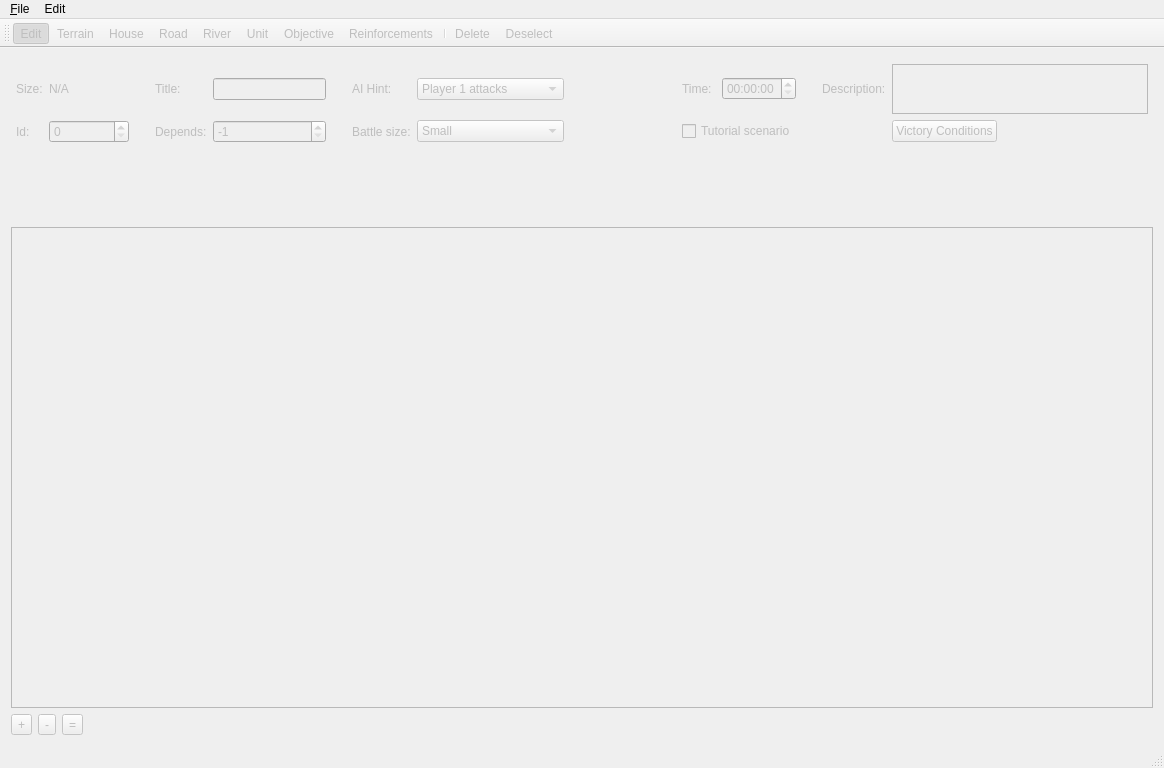
Old version of the form EditorMainWindow.ui in the repository D-Pointer/imperium-editor.
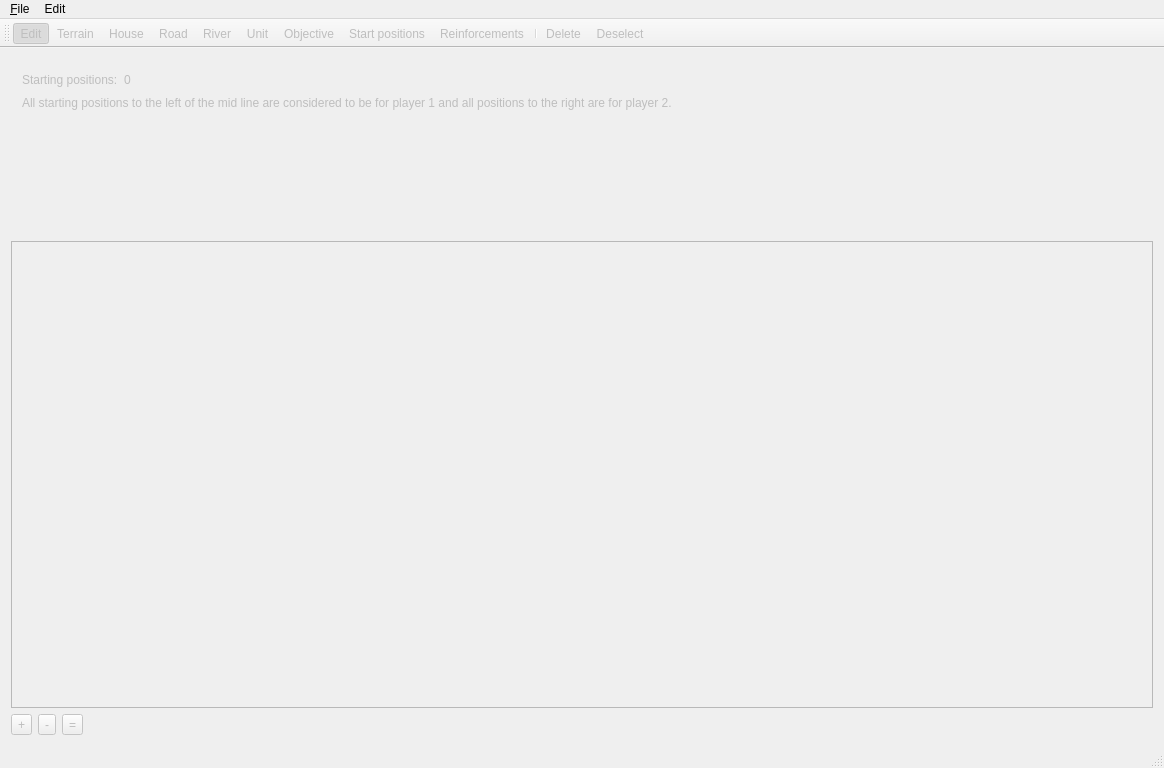
New version of the form. The open tabs and pages were chosen to show the change. Icons and pictures are not drawn.

Commit message: Added starting positions for multiplayer games.

```diff
--- a/EditorMainWindow.ui
+++ b/EditorMainWindow.ui
@@ -1276,6 +1276,66 @@
         </item>
        </layout>
       </widget>
+      <widget class="QWidget" name="startPosPage">
+       <property name="enabled">
+        <bool>false</bool>
+       </property>
+       <layout class="QGridLayout" name="gridLayout_9">
+        <item row="0" column="0">
+         <widget class="QLabel" name="label_30">
+          <property name="text">
+           <string>Starting positions:</string>
+          </property>
+         </widget>
+        </item>
+        <item row="0" column="1">
+         <widget class="QLabel" name="m_start_position_count">
+          <property name="text">
+           <string>0</string>
+          </property>
+         </widget>
+        </item>
+        <item row="0" column="2">
+         <spacer name="horizontalSpacer_18">
+          <property name="orientation">
+           <enum>Qt::Horizontal</enum>
+          </property>
+          <property name="sizeHint" stdset="0">
+           <size>
+            <width>973</width>
+            <height>20</height>
+           </size>
+          </property>
+         </spacer>
+        </item>
+        <item row="2" column="0">
+         <spacer name="verticalSpacer_7">
+          <property name="orientation">
+           <enum>Qt::Vertical</enum>
+          </property>
+          <property name="sizeHint" stdset="0">
+           <size>
+            <width>20</width>
+            <height>114</height>
+           </size>
+          </property>
+         </spacer>
+        </item>
+        <item row="1" column="0" colspan="3">
+         <widget class="QLabel" name="label_31">
+          <property name="text">
+           <string>All starting positions to the left of the mid line are considered to be for player 1 and all positions to the right are for player 2.</string>
+          </property>
+          <property name="textFormat">
+           <enum>Qt::RichText</enum>
+          </property>
+          <property name="wordWrap">
+           <bool>true</bool>
+          </property>
+         </widget>
+        </item>
+       </layout>
+      </widget>
       <widget class="QWidget" name="reinforcementsPage">
        <layout class="QGridLayout" name="gridLayout_5">
         <item row="0" column="0">
@@ -1377,6 +1437,7 @@
    <addaction name="m_river_action"/>
    <addaction name="m_unit_action"/>
    <addaction name="m_objective_action"/>
+   <addaction name="m_start_pos_action"/>
    <addaction name="m_reinforcements_action"/>
    <addaction name="separator"/>
    <addaction name="m_delete_action"/>
@@ -1570,6 +1631,19 @@
     <string>Background</string>
    </property>
   </action>
+  <action name="m_script_action">
+   <property name="text">
+    <string>Script</string>
+   </property>
+  </action>
+  <action name="m_start_pos_action">
+   <property name="checkable">
+    <bool>true</bool>
+   </property>
+   <property name="text">
+    <string>Start positions</string>
+   </property>
+  </action>
  </widget>
  <layoutdefault spacing="6" margin="11"/>
  <resources>
```
Left out of the diff: 8 changed lines with no effect on the pictures. The commit also changes 19 other files.
